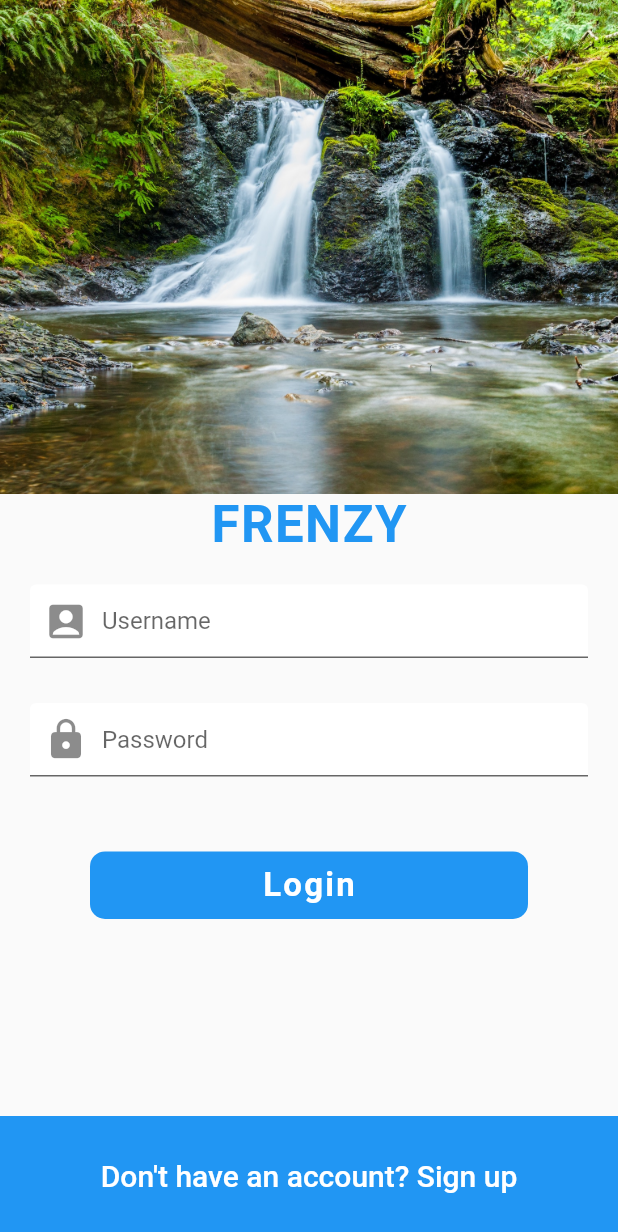
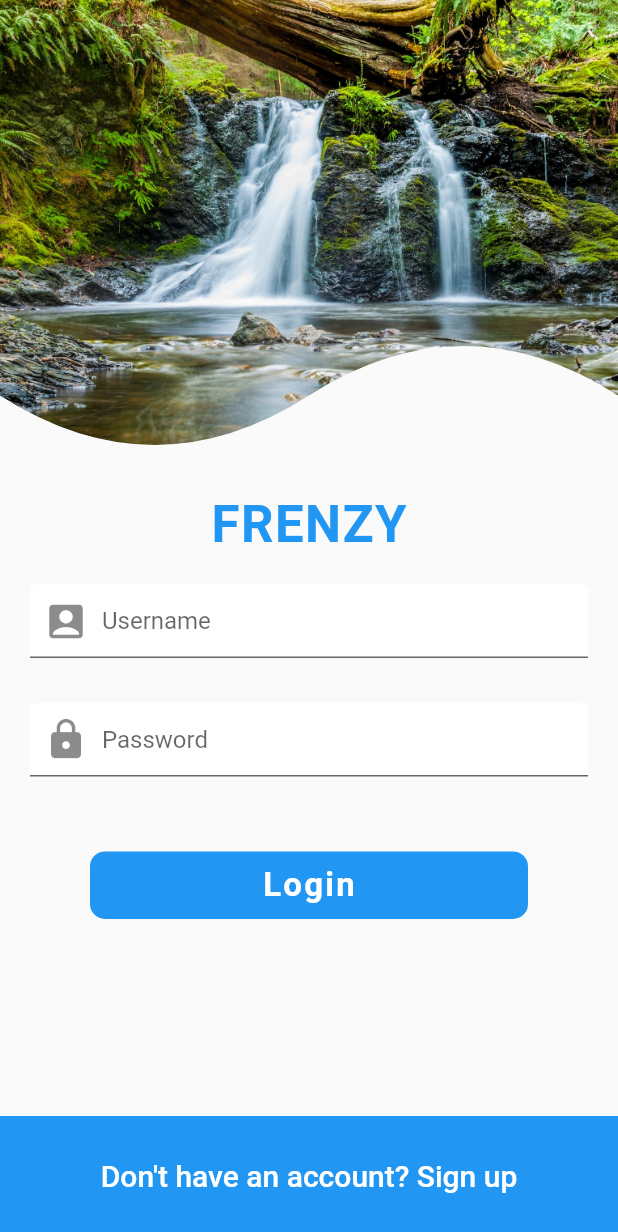
Before and after one commit to hardliver/flutter_social_ui, a Flutter app: the screen it shows after launch, on a phone screen of 412 x 824 dp. Shown: the top 1232 px of the screen. Run offline on Flutter 3.47's test engine with Material 2 defaults, Android fonts, the phone set to English and light mode, and no system bars.

Commit message:
26. Login Screen Custom Clipper

```diff
--- a/lib/screens/login_screen.dart
+++ b/lib/screens/login_screen.dart
@@ -1,4 +1,5 @@
 import 'package:flutter/material.dart';
+import 'package:flutter_social_ui/widgets/curve_clipper.dart';
 
 class LoginScreen extends StatefulWidget {
   @override
@@ -14,11 +15,14 @@ class _LoginScreenState extends State<LoginScreen> {
           height: MediaQuery.of(context).size.height,
           child: Column(
             children: <Widget>[
-              Image(
-                height: MediaQuery.of(context).size.height / 2.5,
-                width: double.infinity,
-                image: AssetImage('assets/images/login_background.jpg'),
-                fit: BoxFit.cover,
+              ClipPath(
+                clipper: CurveClipper(),
+                child: Image(
+                  height: MediaQuery.of(context).size.height / 2.5,
+                  width: double.infinity,
+                  image: AssetImage('assets/images/login_background.jpg'),
+                  fit: BoxFit.cover,
+                ),
               ),
               Text(
                 'FRENZY',
--- /dev/null
+++ b/lib/widgets/curve_clipper.dart
@@ -0,0 +1,33 @@
+import 'package:flutter/material.dart';
+
+class CurveClipper extends CustomClipper<Path> {
+  @override
+  Path getClip(Size size) {
+    Path path = Path();
+    path.lineTo(0, 4 * size.height / 5);
+    Offset curvePoint1 = Offset(size.width / 4, size.height);
+    Offset centerPoint = Offset(size.width / 2, 4 * size.height / 5);
+    path.quadraticBezierTo(
+      curvePoint1.dx,
+      curvePoint1.dy,
+      centerPoint.dx,
+      centerPoint.dy,
+    );
+    Offset curvePoint2 = Offset(3 * size.width / 4, 3 * size.height / 5);
+    Offset endPoint = Offset(size.width, 4 * size.height / 5);
+    path.quadraticBezierTo(
+      curvePoint2.dx,
+      curvePoint2.dy,
+      endPoint.dx,
+      endPoint.dy,
+    );
+    path.lineTo(size.width, 0);
+    path.close();
+    return path;
+  }
+
+  @override
+  bool shouldReclip(covariant CustomClipper<Path> oldClipper) {
+    return false;
+  }
+}
```
